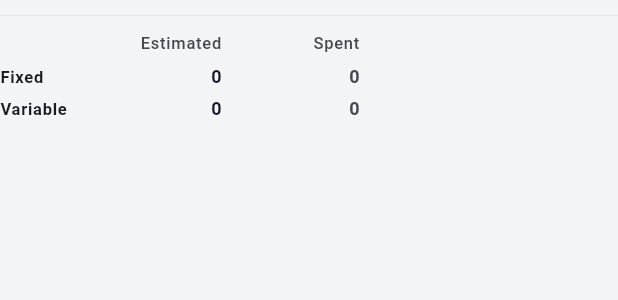
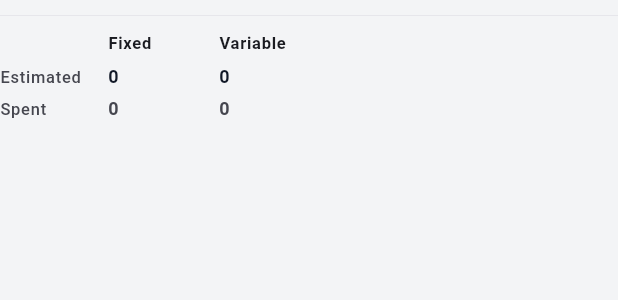
Before and after one commit to kameshnkr/finapp_latest, a Flutter app: the _BreakdownSection widget shown alone on an empty page, opened directly with empty values, on a phone screen of 412 x 824 dp. Shown: the top 300 px of the screen. Run offline on Flutter 3.47's test engine with Material 3 defaults, Android fonts, the light colour scheme and no system bars; our stand-ins replace file_picker, shared_preferences; accounts and stored records are empty.

Commit message:
changed breakdown orientation

```diff
--- a/frontend_flutter/lib/ui/home/budget_detail_screen.dart
+++ b/frontend_flutter/lib/ui/home/budget_detail_screen.dart
@@ -813,13 +813,17 @@ class _BreakdownSection extends StatelessWidget {
       return Text(compactAmount(v), style: valStyle?.copyWith(color: color));
     }
 
-    // Fixed column widths — keeps the table within the left portion of the
-    // card and away from the Funds Available section on the right.
-    const double typeW  = 72;
-    const double valueW = 76;
-
-    Widget cell(String text, {TextStyle? style, TextAlign align = TextAlign.right}) =>
-        Text(text, style: style, textAlign: align);
+    // Rows = Estimated / Spent  ·  Columns = Fixed / Variable
+    // Mirrors the main card's "Estimated … Spent …" row presentation.
+    const double labelW = 72;
+    const double valueW = 60;
+
+    Widget val(double v, {bool isSpent = false}) {
+      final color = isSpent
+          ? (v > 0 ? AppColors.loss : muted)
+          : AppColors.number;
+      return Text(compactAmount(v), style: valStyle?.copyWith(color: color));
+    }
 
     return Column(
       crossAxisAlignment: CrossAxisAlignment.start,
@@ -827,36 +831,36 @@ class _BreakdownSection extends StatelessWidget {
         const SizedBox(height: 10),
         Container(height: 0.5, color: cs.outlineVariant.withAlpha(100)),
         const SizedBox(height: 10),
-        // Header row
+        // Header row:  [blank]  Fixed  Variable
         Row(
           mainAxisSize: MainAxisSize.min,
           children: [
-            SizedBox(width: typeW),
-            SizedBox(width: valueW, child: cell('Estimated', style: labelStyle, align: TextAlign.right)),
-            const SizedBox(width: 16),
-            SizedBox(width: valueW, child: cell('Spent', style: labelStyle, align: TextAlign.right)),
+            SizedBox(width: labelW),
+            SizedBox(width: valueW, child: Text('Fixed',    style: typeStyle)),
+            const SizedBox(width: 14),
+            SizedBox(width: valueW, child: Text('Variable', style: typeStyle)),
           ],
         ),
         const SizedBox(height: 7),
-        // Fixed row
+        // Estimated row
         Row(
           mainAxisSize: MainAxisSize.min,
           children: [
-            SizedBox(width: typeW, child: Text('Fixed', style: typeStyle)),
-            SizedBox(width: valueW, child: Align(alignment: Alignment.centerRight, child: valueText(fixedEst))),
-            const SizedBox(width: 16),
-            SizedBox(width: valueW, child: Align(alignment: Alignment.centerRight, child: valueText(fixedSp, isSpent: true))),
+            SizedBox(width: labelW, child: Text('Estimated', style: labelStyle)),
+            SizedBox(width: valueW, child: val(fixedEst)),
+            const SizedBox(width: 14),
+            SizedBox(width: valueW, child: val(varEst)),
           ],
         ),
         const SizedBox(height: 5),
-        // Variable row
+        // Spent row
         Row(
           mainAxisSize: MainAxisSize.min,
           children: [
-            SizedBox(width: typeW, child: Text('Variable', style: typeStyle)),
-            SizedBox(width: valueW, child: Align(alignment: Alignment.centerRight, child: valueText(varEst))),
-            const SizedBox(width: 16),
-            SizedBox(width: valueW, child: Align(alignment: Alignment.centerRight, child: valueText(varSp, isSpent: true))),
+            SizedBox(width: labelW, child: Text('Spent', style: labelStyle)),
+            SizedBox(width: valueW, child: val(fixedSp, isSpent: true)),
+            const SizedBox(width: 14),
+            SizedBox(width: valueW, child: val(varSp, isSpent: true)),
           ],
         ),
       ],
```
